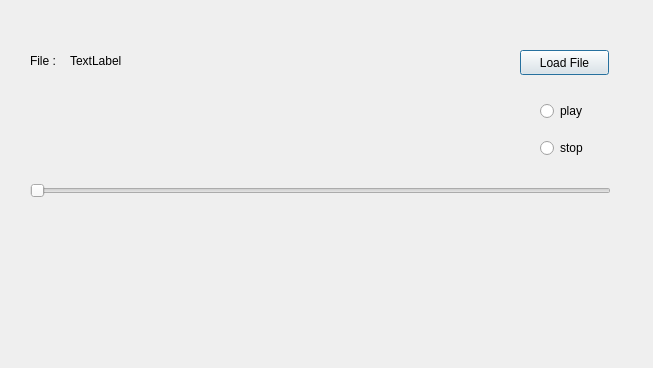
This is guiForScript.ui in ioadeer/audioplayer as Qt 5 draws it before an edit. The edited form follows.
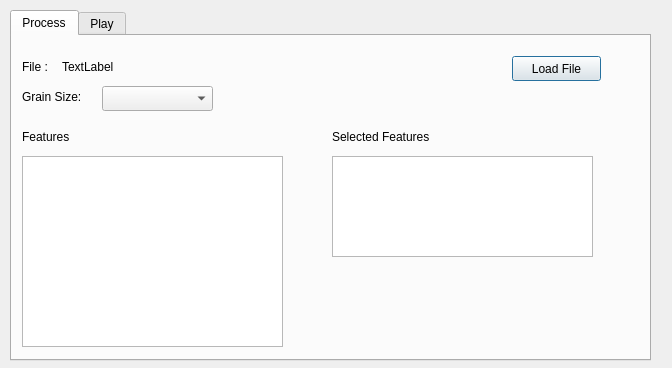
This is the edited form.

Commit message: Added ListWidget for features and feature selection for further analysis

Diff of the .ui file:
```diff
--- a/guiForScript.ui
+++ b/guiForScript.ui
@@ -6,90 +6,185 @@
    <rect>
     <x>0</x>
     <y>0</y>
-    <width>653</width>
+    <width>672</width>
     <height>368</height>
    </rect>
   </property>
   <property name="windowTitle">
    <string>Dialog</string>
   </property>
-  <widget class="QWidget" name="verticalLayoutWidget">
+  <widget class="QTabWidget" name="tabWidget">
    <property name="geometry">
     <rect>
-     <x>540</x>
-     <y>90</y>
-     <width>71</width>
-     <height>80</height>
+     <x>10</x>
+     <y>10</y>
+     <width>641</width>
+     <height>351</height>
     </rect>
    </property>
-   <layout class="QVBoxLayout" name="verticalLayout">
-    <item>
-     <widget class="QRadioButton" name="playButton">
-      <property name="text">
-       <string>play</string>
-      </property>
-     </widget>
-    </item>
-    <item>
-     <widget class="QRadioButton" name="stopButton">
-      <property name="text">
-       <string>stop</string>
-      </property>
-     </widget>
-    </item>
-   </layout>
-  </widget>
-  <widget class="QSlider" name="readPoint">
-   <property name="geometry">
-    <rect>
-     <x>30</x>
-     <y>160</y>
-     <width>581</width>
-     <height>61</height>
-    </rect>
+   <property name="currentIndex">
+    <number>0</number>
    </property>
-   <property name="orientation">
-    <enum>Qt::Horizontal</enum>
-   </property>
-  </widget>
-  <widget class="QPushButton" name="pushButtonLoadFile">
-   <property name="geometry">
-    <rect>
-     <x>520</x>
-     <y>50</y>
-     <width>89</width>
-     <height>25</height>
-    </rect>
-   </property>
-   <property name="text">
-    <string>Load File</string>
-   </property>
-  </widget>
-  <widget class="QLabel" name="label">
-   <property name="geometry">
-    <rect>
-     <x>30</x>
-     <y>50</y>
-     <width>41</width>
-     <height>21</height>
-    </rect>
-   </property>
-   <property name="text">
-    <string>File :</string>
-   </property>
-  </widget>
-  <widget class="QLabel" name="labelFileName">
-   <property name="geometry">
-    <rect>
-     <x>70</x>
-     <y>50</y>
-     <width>431</width>
-     <height>21</height>
-    </rect>
-   </property>
-   <property name="text">
-    <string>TextLabel</string>
-   </property>
+   <widget class="QWidget" name="processTab">
+    <attribute name="title">
+     <string>Process</string>
+    </attribute>
+    <widget class="QLabel" name="label">
+     <property name="geometry">
+      <rect>
+       <x>10</x>
+       <y>20</y>
+       <width>41</width>
+       <height>21</height>
+      </rect>
+     </property>
+     <property name="text">
+      <string>File :</string>
+     </property>
+    </widget>
+    <widget class="QLabel" name="labelFileName">
+     <property name="geometry">
+      <rect>
+       <x>50</x>
+       <y>20</y>
+       <width>431</width>
+       <height>21</height>
+      </rect>
+     </property>
+     <property name="text">
+      <string>TextLabel</string>
+     </property>
+    </widget>
+    <widget class="QPushButton" name="pushButtonLoadFile">
+     <property name="geometry">
+      <rect>
+       <x>500</x>
+       <y>20</y>
+       <width>89</width>
+       <height>25</height>
+      </rect>
+     </property>
+     <property name="text">
+      <string>Load File</string>
+     </property>
+    </widget>
+    <widget class="QListWidget" name="listWidgetFeatures">
+     <property name="geometry">
+      <rect>
+       <x>10</x>
+       <y>120</y>
+       <width>261</width>
+       <height>191</height>
+      </rect>
+     </property>
+     <property name="selectionMode">
+      <enum>QAbstractItemView::MultiSelection</enum>
+     </property>
+    </widget>
+    <widget class="QComboBox" name="comboBoxGrainSize">
+     <property name="geometry">
+      <rect>
+       <x>90</x>
+       <y>50</y>
+       <width>111</width>
+       <height>25</height>
+      </rect>
+     </property>
+    </widget>
+    <widget class="QLabel" name="label_2">
+     <property name="geometry">
+      <rect>
+       <x>10</x>
+       <y>50</y>
+       <width>71</width>
+       <height>21</height>
+      </rect>
+     </property>
+     <property name="text">
+      <string>Grain Size:</string>
+     </property>
+    </widget>
+    <widget class="QLabel" name="label_3">
+     <property name="geometry">
+      <rect>
+       <x>10</x>
+       <y>90</y>
+       <width>81</width>
+       <height>21</height>
+      </rect>
+     </property>
+     <property name="text">
+      <string>Features</string>
+     </property>
+    </widget>
+    <widget class="QListWidget" name="listWidgetSelectedFeatures">
+     <property name="geometry">
+      <rect>
+       <x>320</x>
+       <y>120</y>
+       <width>261</width>
+       <height>101</height>
+      </rect>
+     </property>
+    </widget>
+    <widget class="QLabel" name="label_4">
+     <property name="geometry">
+      <rect>
+       <x>320</x>
+       <y>90</y>
+       <width>211</width>
+       <height>21</height>
+      </rect>
+     </property>
+     <property name="text">
+      <string>Selected Features</string>
+     </property>
+    </widget>
+   </widget>
+   <widget class="QWidget" name="playTab">
+    <attribute name="title">
+     <string>Play</string>
+    </attribute>
+    <widget class="QSlider" name="readPoint">
+     <property name="geometry">
+      <rect>
+       <x>30</x>
+       <y>240</y>
+       <width>581</width>
+       <height>61</height>
+      </rect>
+     </property>
+     <property name="orientation">
+      <enum>Qt::Horizontal</enum>
+     </property>
+    </widget>
+    <widget class="QWidget" name="verticalLayoutWidget">
+     <property name="geometry">
+      <rect>
+       <x>530</x>
+       <y>150</y>
+       <width>71</width>
+       <height>80</height>
+      </rect>
+     </property>
+     <layout class="QVBoxLayout" name="verticalLayout">
+      <item>
+       <widget class="QRadioButton" name="playButton">
+        <property name="text">
+         <string>play</string>
+        </property>
+       </widget>
+      </item>
+      <item>
+       <widget class="QRadioButton" name="stopButton">
+        <property name="text">
+         <string>stop</string>
+        </property>
+       </widget>
+      </item>
+     </layout>
+    </widget>
+   </widget>
   </widget>
  </widget>
  <resources/>
```
The commit also changes 2 other files.
